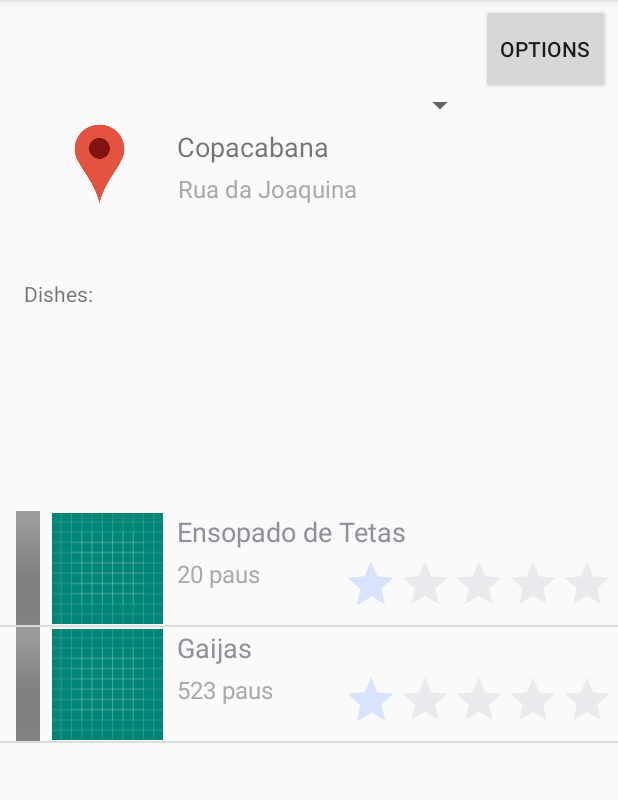
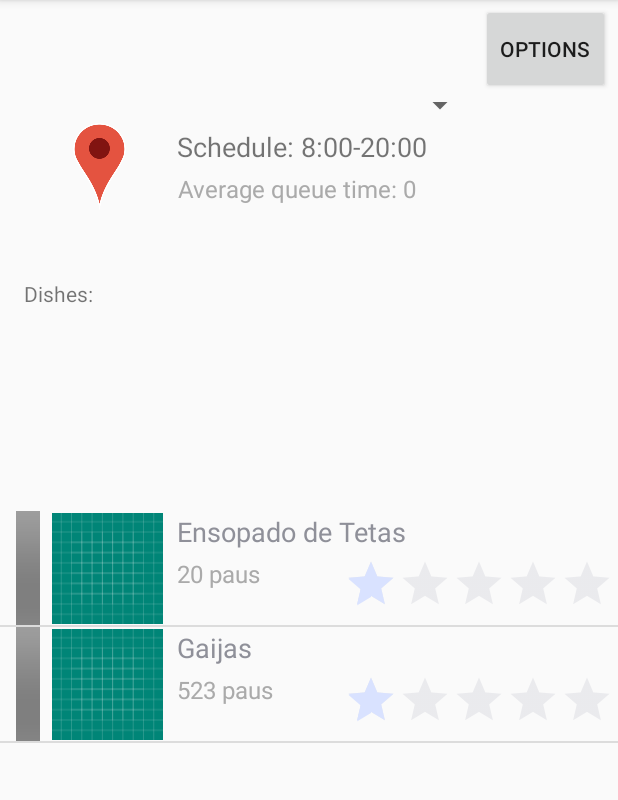
Before and after one commit to dmmnjaws/CMU-2019-2020, an Android app: the DiningOptionsActivity screen opened directly, with no data from a screen before it, after a tap on "Copacabana", on a phone screen of 412 x 824 dp, the part 84-884 px from its top. Run offline under Robolectric (Android 15) with nearby library versions, the phone set to English and light mode, and no system bars.

Commit message:
Added schedule to dining options

```diff
--- a/app/src/main/java/pt/ulisboa/tecnico/cmov/foodist/DiningOption.java
+++ b/app/src/main/java/pt/ulisboa/tecnico/cmov/foodist/DiningOption.java
@@ -9,12 +9,16 @@ public class DiningOption implements Serializable {
     private String address;
     private int imageId;
     private ArrayList<Dish> dishes;
+    private String[] schedule;
+    private String queueTime;
 
-    public DiningOption(String name, String address, int imageId){
+    public DiningOption(String name, String address, int imageId, String[] schedule){
         this.name = name;
         this.address = address;
         this.imageId = imageId;
         this.dishes = new ArrayList<>();
+        this.schedule = schedule;
+        this.queueTime = "0";
     }
 
     public String getName() {
@@ -31,6 +35,10 @@ public class DiningOption implements Serializable {
 
     public ArrayList<Dish> getDishes() { return this.dishes; }
 
+    public String getSchedule(int category) { return this.schedule[category]; }
+
+    public String getQueueTime() { return this.queueTime; }
+
     public void addDish(Dish dish){
         dish.setDiningPlace(this.name);
         this.dishes.add(dish);
--- a/app/src/main/java/pt/ulisboa/tecnico/cmov/foodist/DiningOptionsActivity.java
+++ b/app/src/main/java/pt/ulisboa/tecnico/cmov/foodist/DiningOptionsActivity.java
@@ -27,21 +27,24 @@ public class DiningOptionsActivity extends AppCompatActivity {
         ArrayList<DiningOption> diningOptions = this.globalState.getDiningOptions();
 
         //FOR TEST PURPOSES:
-        DiningOption copacabana = new DiningOption("Copacabana", "Rua da Joaquina", R.drawable.ic_options_threedots_background);
+
+        String[] schedule = new String[]{"8:00-20:00", "10:00-16:00", "10:00-10:01", "16:00-19:00", "00:00-23:59"};
+
+        DiningOption copacabana = new DiningOption("Copacabana", "Rua da Joaquina", R.drawable.ic_options_threedots_background, schedule);
         copacabana.addDish(new Dish("Ensopado de Tetas", "20 paus", 1, R.drawable.ic_options_threedots_background,"Bras"));
         copacabana.addDish(new Dish("Gaijas", "523 paus", 1, R.drawable.ic_options_threedots_background,this.globalState.getUsername()));
         diningOptions.add(copacabana);
-        diningOptions.add(new DiningOption("Jucaca", "Rua da Maria Coxa", R.drawable.ic_options_threedots_background));
-        diningOptions.add(new DiningOption("Garfunkle", "Avenida Gay", R.drawable.ic_options_threedots_background));
-        diningOptions.add(new DiningOption("Kutxarra", "Rua da Joaquina", R.drawable.ic_options_threedots_background));
-        diningOptions.add(new DiningOption("Katuqui", "Rua da Maria Coxa", R.drawable.ic_options_threedots_background));
-        diningOptions.add(new DiningOption("Merekete", "Avenida Gay", R.drawable.ic_options_threedots_background));
-        diningOptions.add(new DiningOption("Kunami", "Rua da Joaquina", R.drawable.ic_options_threedots_background));
-        diningOptions.add(new DiningOption("Konami", "Rua da Maria Coxa", R.drawable.ic_options_threedots_background));
-        diningOptions.add(new DiningOption("Santos G", "Avenida Gay", R.drawable.ic_options_threedots_background));
-        diningOptions.add(new DiningOption("Restaurante do José Brás", "Rua da Joaquina", R.drawable.ic_options_threedots_background));
-        diningOptions.add(new DiningOption("Punanirolls", "Rua da Maria Coxa", R.drawable.ic_options_threedots_background));
-        diningOptions.add(new DiningOption("Sexappeal Bar", "Avenida Gay", R.drawable.ic_options_threedots_background));
+        diningOptions.add(new DiningOption("Jucaca", "Rua da Maria Coxa", R.drawable.ic_options_threedots_background, schedule));
+        diningOptions.add(new DiningOption("Garfunkle", "Avenida Gay", R.drawable.ic_options_threedots_background, schedule));
+        diningOptions.add(new DiningOption("Kutxarra", "Rua da Joaquina", R.drawable.ic_options_threedots_background, schedule));
+        diningOptions.add(new DiningOption("Katuqui", "Rua da Maria Coxa", R.drawable.ic_options_threedots_background, schedule));
+        diningOptions.add(new DiningOption("Merekete", "Avenida Gay", R.drawable.ic_options_threedots_background, schedule));
+        diningOptions.add(new DiningOption("Kunami", "Rua da Joaquina", R.drawable.ic_options_threedots_background, schedule));
+        diningOptions.add(new DiningOption("Konami", "Rua da Maria Coxa", R.drawable.ic_options_threedots_background, schedule));
+        diningOptions.add(new DiningOption("Santos G", "Avenida Gay", R.drawable.ic_options_threedots_background, schedule));
+        diningOptions.add(new DiningOption("Restaurante do José Brás", "Rua da Joaquina", R.drawable.ic_options_threedots_background, schedule));
+        diningOptions.add(new DiningOption("Punanirolls", "Rua da Maria Coxa", R.drawable.ic_options_threedots_background, schedule));
+        diningOptions.add(new DiningOption("Sexappeal Bar", "Avenida Gay", R.drawable.ic_options_threedots_background, schedule));
 
         DiningOptionAdapter diningOptionAdapter = new DiningOptionAdapter(getApplicationContext(), R.layout.list_row_dining_option, diningOptions);
         listOfDiningPlaces.setAdapter(diningOptionAdapter);
--- a/app/src/main/java/pt/ulisboa/tecnico/cmov/foodist/DiningPlaceActivity.java
+++ b/app/src/main/java/pt/ulisboa/tecnico/cmov/foodist/DiningPlaceActivity.java
@@ -52,8 +52,8 @@ public class DiningPlaceActivity extends AppCompatActivity {
 
         ListView listOfDishes = (ListView) findViewById(R.id.listOfDishes);
 
-        ((TextView) findViewById(R.id.diningOptionName)).setText(this.diningOption.getName());
-        ((TextView) findViewById(R.id.diningOptionAddress)).setText(this.diningOption.getAddress());
+        ((TextView) findViewById(R.id.diningOptionSchedule)).setText("Schedule: " + this.diningOption.getSchedule(this.globalState.getActualCategoryIndex()));
+        ((TextView) findViewById(R.id.diningOptionQueueTime)).setText("Average queue time: " + this.diningOption.getQueueTime());
 
         ArrayList<Dish> dishes = this.diningOption.getDishes();
         DishAdapter dishAdapter = new DishAdapter(getApplicationContext(), R.layout.list_row_dish, dishes);
--- a/app/src/main/res/layout/activity_dining_place.xml
+++ b/app/src/main/res/layout/activity_dining_place.xml
@@ -28,7 +28,7 @@
         android:onClick="optionsButtonOnClick"/>
 
     <TextView
-        android:id="@+id/diningOptionName"
+        android:id="@+id/diningOptionSchedule"
         android:layout_width="294dp"
         android:layout_height="29dp"
         android:layout_marginTop="12dp"
@@ -38,6 +38,7 @@
         app:layout_constraintLeft_toRightOf="@+id/diningOptionLocationImageView"
         app:layout_constraintRight_toRightOf="parent"
         app:layout_constraintTop_toTopOf="@+id/diningOptionLocationImageView" />
+
 
     <ImageView
         android:id="@+id/diningOptionLocationImageView"
@@ -53,7 +54,7 @@
         app:srcCompat="@mipmap/ic_location_bubble_foreground" />
 
     <TextView
-        android:id="@+id/diningOptionAddress"
+        android:id="@+id/diningOptionQueueTime"
         android:layout_width="293dp"
         android:layout_height="35dp"
         android:text="Name of the dining address here."
@@ -63,7 +64,7 @@
         app:layout_constraintHorizontal_bias="1.0"
         app:layout_constraintLeft_toLeftOf="parent"
         app:layout_constraintRight_toRightOf="parent"
-        app:layout_constraintTop_toBottomOf="@+id/diningOptionName"
+        app:layout_constraintTop_toBottomOf="@+id/diningOptionSchedule"
         app:layout_constraintVertical_bias="0.0" />
 
     <ListView
```
